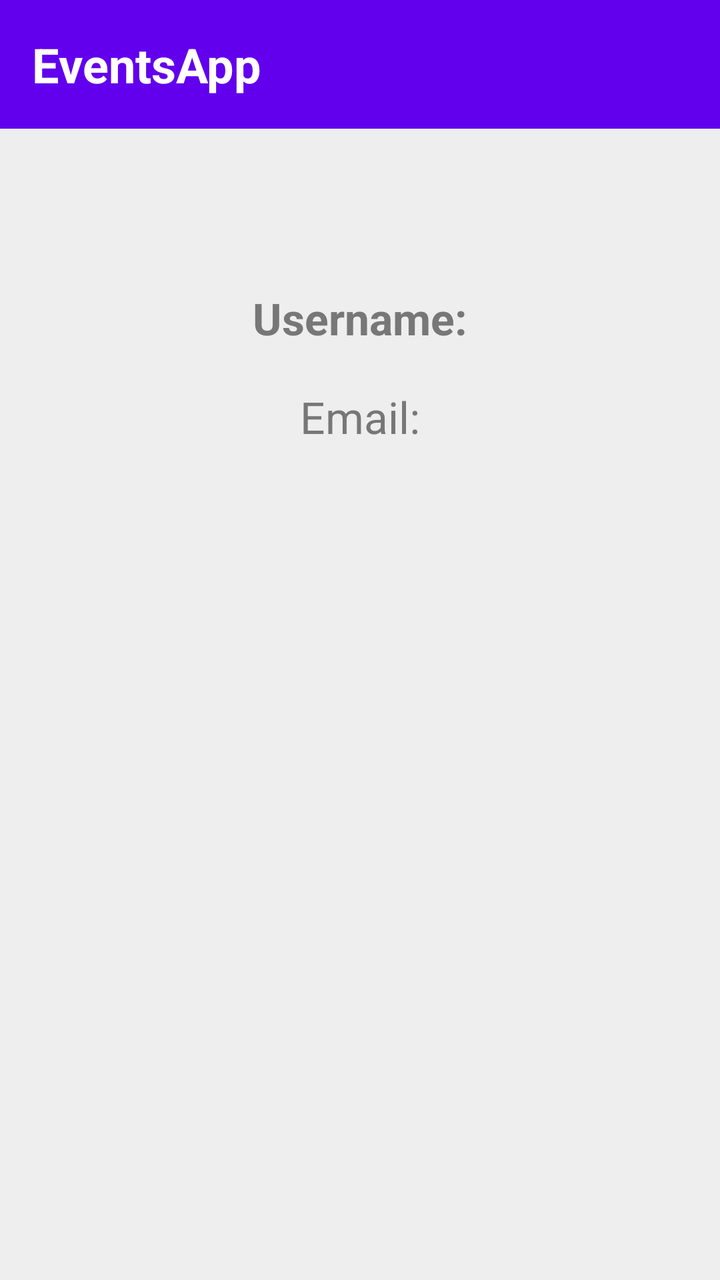
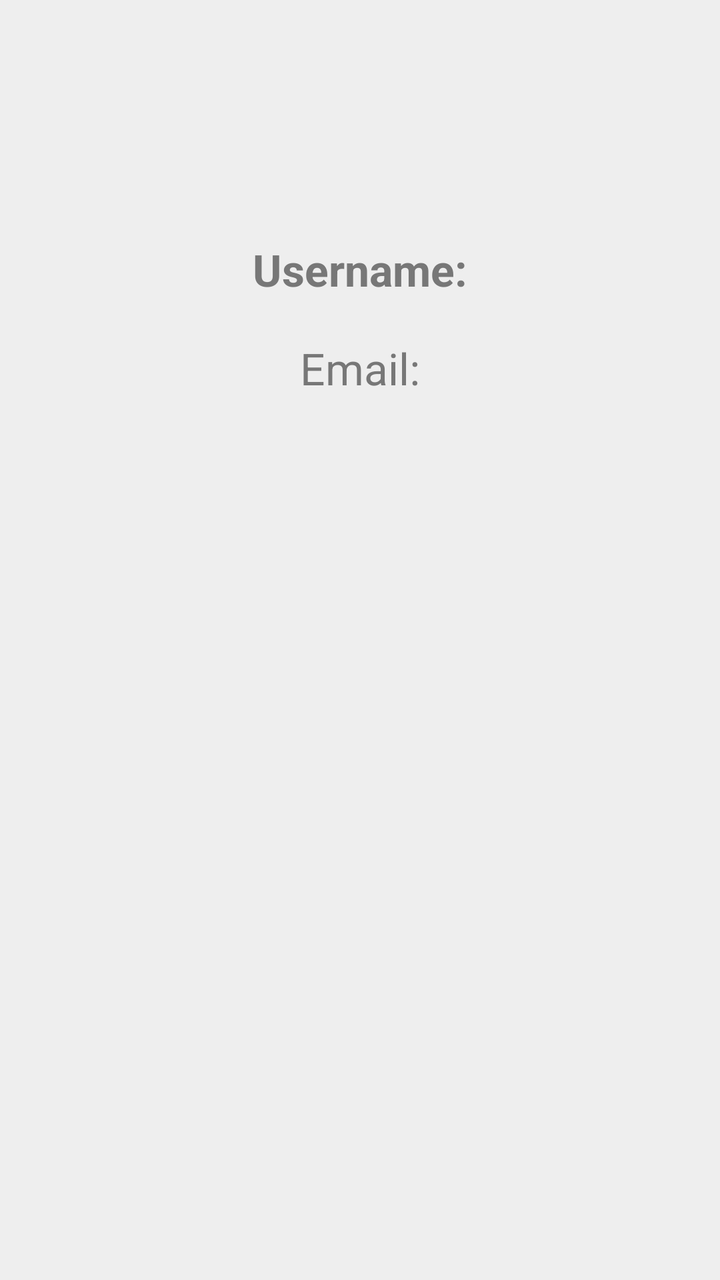

Before-and-after screenshots of an Android layout around one commit, followed by the original layout XML and the change that was made.
<!-- AndroidManifest.xml: application theme Theme.EventsApp -->
<!-- res/layout/activity_profile.xml -->
<?xml version="1.0" encoding="utf-8"?>
<android.support.constraint.ConstraintLayout xmlns:android="http://schemas.android.com/apk/res/android"
    xmlns:app="http://schemas.android.com/apk/res-auto"
    android:layout_width="match_parent"
    android:layout_height="match_parent"
    android:background="#EEEEEE">

    <TextView
        android:id="@+id/tvProfileTitle"
        android:layout_width="match_parent"
        android:layout_height="wrap_content"
        android:background="#6200EE"
        android:padding="16dp"
        android:text="EventsApp"
        android:textColor="#FFFFFF"
        android:textSize="24sp"
        android:textStyle="bold"
        app:layout_constraintTop_toTopOf="parent" />

    <TextView
        android:id="@+id/tvProfileUsername"
        android:layout_width="wrap_content"
        android:layout_height="wrap_content"
        android:text="Username:"
        android:textColor="#777777"
        android:textSize="22sp"
        android:textStyle="bold"
        app:layout_constraintTop_toBottomOf="@id/tvProfileTitle"
        app:layout_constraintStart_toStartOf="parent"
        app:layout_constraintEnd_toEndOf="parent"
        android:layout_marginTop="80dp" />

    <TextView
        android:id="@+id/tvProfileEmail"
        android:layout_width="wrap_content"
        android:layout_height="wrap_content"
        android:text="Email:"
        android:textColor="#777777"
        android:textSize="22sp"
        app:layout_constraintTop_toBottomOf="@id/tvProfileUsername"
        app:layout_constraintStart_toStartOf="parent"
        app:layout_constraintEnd_toEndOf="parent"
        android:layout_marginTop="20dp" />

</android.support.constraint.ConstraintLayout>
<!-- resources referenced by this layout -->
<resources>
  <style name="Theme.EventsApp" parent="Theme.AppCompat.Light.DarkActionBar">
          
          <item name="colorPrimary">@color/purple_500</item>
          <item name="colorPrimaryDark">@color/purple_700</item>
          <item name="colorAccent">@color/teal_200</item>
          
      </style>
  <color name="purple_500">#FF6200EE</color>
  <color name="purple_700">#FF3700B3</color>
  <color name="teal_200">#FF03DAC5</color>
</resources>

<!-- the commit's change to res/layout/activity_profile.xml (unified diff, before → after) -->
@@ -4,18 +4,6 @@
     android:layout_width="match_parent"
     android:layout_height="match_parent"
     android:background="#EEEEEE">
-
-    <TextView
-        android:id="@+id/tvProfileTitle"
-        android:layout_width="match_parent"
-        android:layout_height="wrap_content"
-        android:background="#6200EE"
-        android:padding="16dp"
-        android:text="EventsApp"
-        android:textColor="#FFFFFF"
-        android:textSize="24sp"
-        android:textStyle="bold"
-        app:layout_constraintTop_toTopOf="parent" />
 
     <TextView
         android:id="@+id/tvProfileUsername"
@@ -25,10 +13,10 @@
         android:textColor="#777777"
         android:textSize="22sp"
         android:textStyle="bold"
-        app:layout_constraintTop_toBottomOf="@id/tvProfileTitle"
+        android:layout_marginTop="120dp"
+        app:layout_constraintTop_toTopOf="parent"
         app:layout_constraintStart_toStartOf="parent"
-        app:layout_constraintEnd_toEndOf="parent"
-        android:layout_marginTop="80dp" />
+        app:layout_constraintEnd_toEndOf="parent" />
 
     <TextView
         android:id="@+id/tvProfileEmail"
@@ -37,9 +25,9 @@
         android:text="Email:"
         android:textColor="#777777"
         android:textSize="22sp"
+        android:layout_marginTop="20dp"
         app:layout_constraintTop_toBottomOf="@id/tvProfileUsername"
         app:layout_constraintStart_toStartOf="parent"
-        app:layout_constraintEnd_toEndOf="parent"
-        android:layout_marginTop="20dp" />
+        app:layout_constraintEnd_toEndOf="parent" />
 
 </android.support.constraint.ConstraintLayout>
